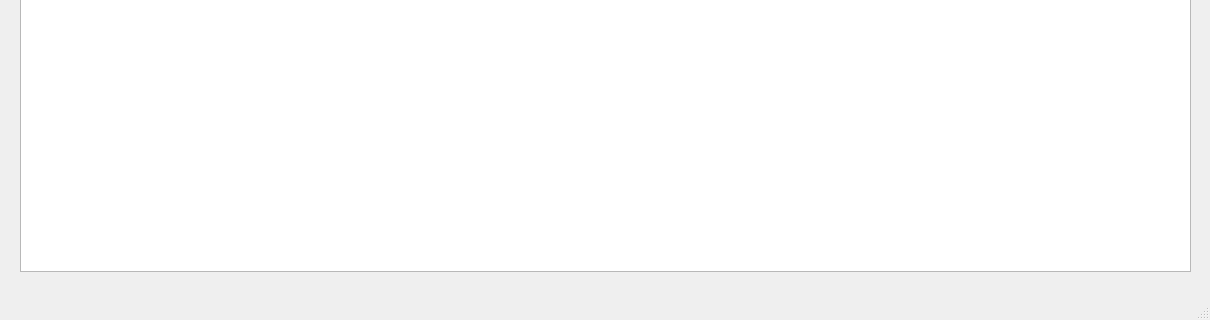
The window that mainwindow.ui (icaro662/AAQT) describes before a commit, drawn with Qt 5; both pictures show x 0 to 1210 and y 379 to 699 of the 1210 by 699 pixel window.
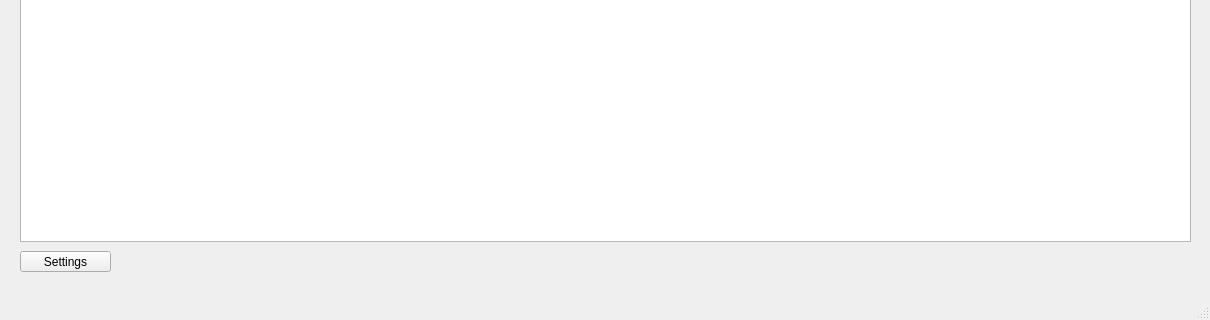
The same window after the commit.

Commit message: feat: add settings dialog

Patch:
```diff
--- a/mainwindow.ui
+++ b/mainwindow.ui
@@ -20,10 +20,23 @@
       <x>20</x>
       <y>20</y>
       <width>1171</width>
-      <height>631</height>
+      <height>601</height>
      </rect>
     </property>
    </widget>
+   <widget class="QPushButton" name="btnSettings">
+    <property name="geometry">
+     <rect>
+      <x>20</x>
+      <y>630</y>
+      <width>91</width>
+      <height>21</height>
+     </rect>
+    </property>
+    <property name="text">
+     <string>Settings</string>
+    </property>
+   </widget>
   </widget>
   <widget class="QStatusBar" name="statusBar"/>
   <widget class="QMenuBar" name="menuBar">
```
The commit also changes 7 other files.
